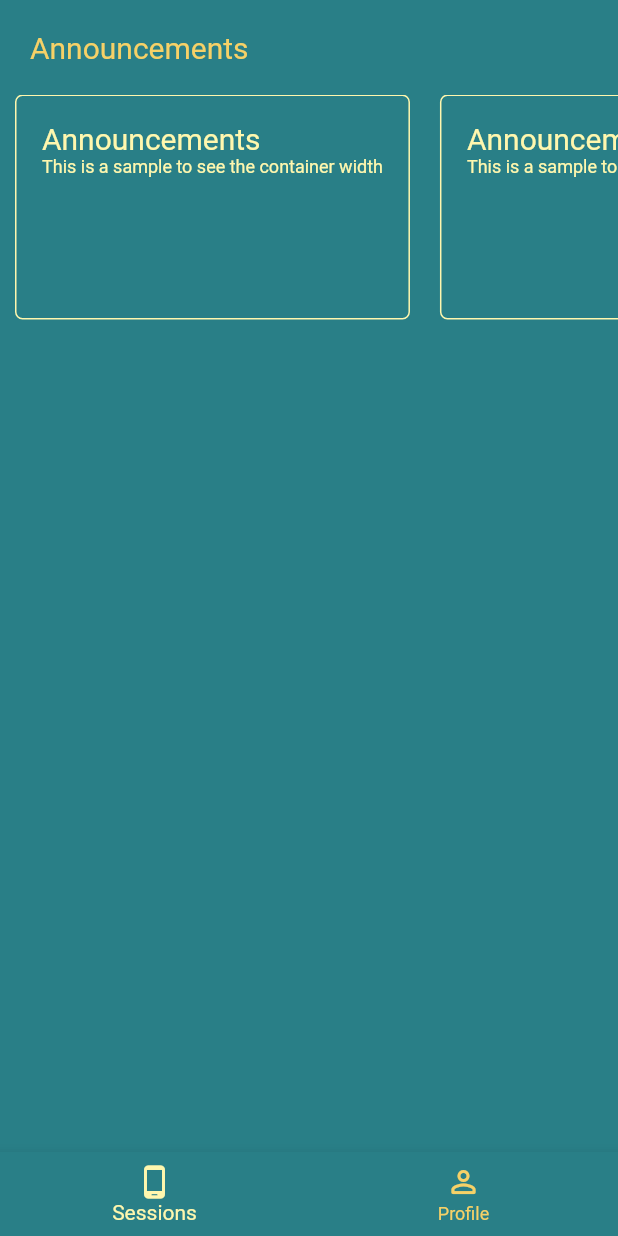
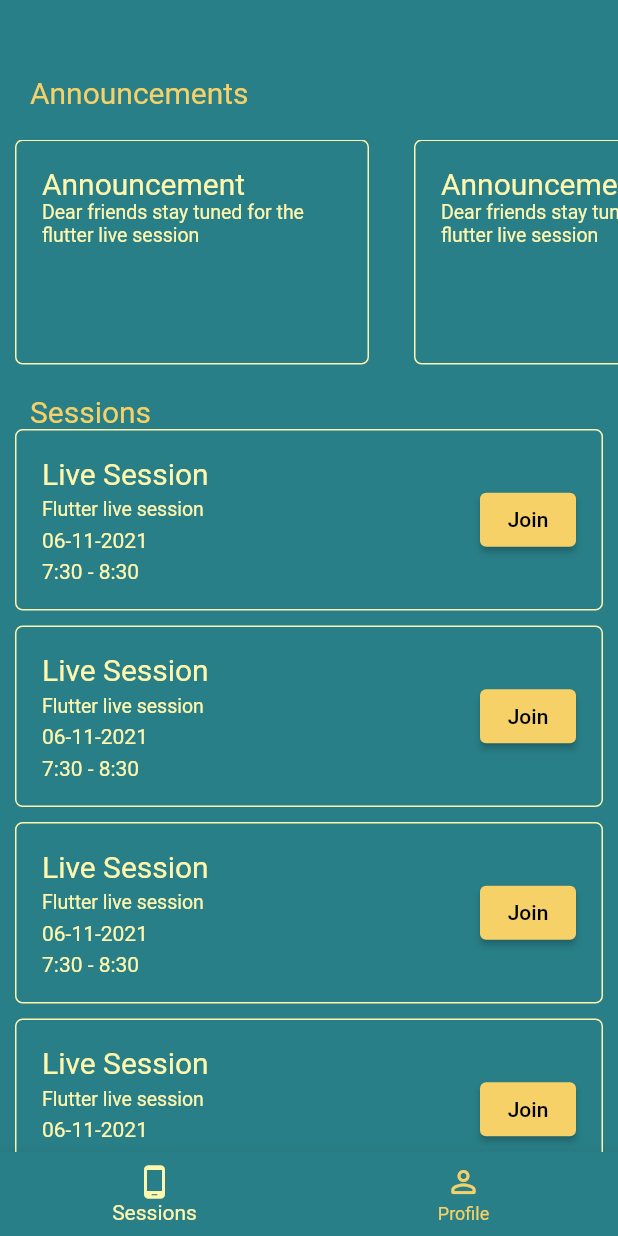
Before and after one commit to KSLuisrh/flutter_school_app, a Flutter app: the Home screen opened directly, on a phone screen of 412 x 824 dp. Run offline on Flutter 3.47's test engine with Material 2 defaults, Android fonts, the phone set to English and light mode, and no system bars; our stand-ins replace get, table_calendar; network calls fail.

Commit message:
new changes

```diff
--- a/lib/screen/register.dart
+++ b/lib/screen/register.dart
@@ -21,6 +21,7 @@ class Register extends StatelessWidget {
           color: Color(0xff297F87),
           child: Center(
               child: SingleChildScrollView(
+            reverse: true,
             child: Column(
               mainAxisAlignment: MainAxisAlignment.center,
               crossAxisAlignment: CrossAxisAlignment.center,
@@ -126,7 +127,7 @@ class Register extends StatelessWidget {
                                   )
                                 ],
                               ),
-                              onTap: (){
+                              onTap: () {
                                 Get.back();
                               },
                             )
--- a/lib/screen/sessions.dart
+++ b/lib/screen/sessions.dart
@@ -1,16 +1,19 @@
 import 'package:flutter/material.dart';
 import 'package:flutter_school_app/widgets/announcements_list.dart';
+import 'package:flutter_school_app/widgets/sessions_list.dart';
 
 class Sessions extends StatelessWidget {
   const Sessions({Key? key}) : super(key: key);
 
   @override
   Widget build(BuildContext context) {
-    return SafeArea(
-      child: Container(
+    return Container(
       height: double.infinity,
       width: double.infinity,
       color: Color(0xff297F87),
+      child: SingleChildScrollView(
+        child: Container(
+          margin: EdgeInsets.only(top: 30),
           child: Column(
             children: [
               Align(
@@ -22,8 +25,19 @@ class Sessions extends StatelessWidget {
                       style: TextStyle(color: Color(0xffF6D167), fontSize: 20),
                     ),
                   )),
-            AnnouncementsList()
+              AnnouncementsList(),
+              Align(
+                  alignment: Alignment.centerLeft,
+                  child: Container(
+                    margin: EdgeInsets.only(left: 20),
+                    child: Text(
+                      'Sessions',
+                      style: TextStyle(color: Color(0xffF6D167), fontSize: 20),
+                    ),
+                  )),
+              SessionList()
             ],
+          ),
         ),
       ),
     );
--- a/lib/widgets/announcements_list.dart
+++ b/lib/widgets/announcements_list.dart
@@ -6,12 +6,9 @@ class AnnouncementsList extends StatelessWidget {
   @override
   Widget build(BuildContext context) {
     final List<String> _entries = <String>[
-      'Action',
-      'Adventures',
-      'Battle Royal',
-      'Sport',
-      'RPG',
-      'DLC'
+      'item',
+      'item',
+      'item',
     ];
 
     return Container(
@@ -23,7 +20,7 @@ class AnnouncementsList extends StatelessWidget {
               scrollDirection: Axis.horizontal,
               itemBuilder: (BuildContext context, idx) {
                 return Container(
-                  margin: EdgeInsets.only(left: 10),
+                  margin: EdgeInsets.only(left: 10, right: 10),
                   decoration: BoxDecoration(
                       borderRadius: BorderRadius.circular(5),
                       border: Border.all(color: Color(0xffFFF7AE))),
@@ -37,17 +34,20 @@ class AnnouncementsList extends StatelessWidget {
                               alignment: Alignment.topLeft,
                               child: Container(
                                 child: Text(
-                                  'Announcements',
+                                  'Announcement',
                                   style: TextStyle(
                                       color: Color(0xffFFF7AE), fontSize: 20),
                                 ),
                               )),
-                              Text(
-                                  'This is a sample to see the container width',
-                                  textAlign: TextAlign.justify,
-                                  style: TextStyle(
-                                      color: Color(0xffFFF7AE), fontSize: 12),
-                                ),
+                          Container(
+                            width: 200,
+                            child: Text(
+                              'Dear friends stay tuned for the flutter live session',
+                              textAlign: TextAlign.left,
+                              style: TextStyle(
+                                  color: Color(0xffFFF7AE), fontSize: 13),
+                            ),
+                          )
                         ],
                       )),
                 );
--- /dev/null
+++ b/lib/widgets/sessions_list.dart
@@ -0,0 +1,103 @@
+import 'package:flutter/material.dart';
+
+class SessionList extends StatelessWidget {
+  const SessionList({Key? key}) : super(key: key);
+
+  @override
+  Widget build(BuildContext context) {
+    final List<String> _entries = <String>[
+      'item',
+      'item',
+      'item Royal',
+      'item',
+      'item',
+    ];
+
+    return Container(
+      margin: EdgeInsets.symmetric(horizontal: 10),
+      child: SizedBox(
+        width: double.infinity,
+        child: ListView.separated(
+            physics: const NeverScrollableScrollPhysics(),
+            shrinkWrap: true,
+            itemBuilder: (BuildContext context, idx) {
+              return Container(
+                decoration: BoxDecoration(
+                    borderRadius: BorderRadius.circular(5),
+                    border: Border.all(color: Color(0xffFFF7AE))),
+                child: Padding(
+                    padding: const EdgeInsets.all(17.0),
+                    child: Row(
+                      mainAxisAlignment: MainAxisAlignment.spaceBetween,
+                      crossAxisAlignment: CrossAxisAlignment.center,
+                      children: [
+                        Column(
+                          mainAxisAlignment: MainAxisAlignment.start,
+                          crossAxisAlignment: CrossAxisAlignment.start,
+                          children: [
+                            Align(
+                                alignment: Alignment.topLeft,
+                                child: Container(
+                                  child: Text(
+                                    'Live Session',
+                                    style: TextStyle(
+                                        color: Color(0xffFFF7AE), fontSize: 20),
+                                  ),
+                                )),
+                            SizedBox(
+                              height: 5,
+                            ),
+                            Text(
+                              'Flutter live session',
+                              textAlign: TextAlign.justify,
+                              style: TextStyle(
+                                  color: Color(0xffFFF7AE), fontSize: 13),
+                            ),
+                            SizedBox(
+                              height: 5,
+                            ),
+                            Column(
+                              mainAxisAlignment: MainAxisAlignment.start,
+                              crossAxisAlignment: CrossAxisAlignment.start,
+                              children: [
+                                Text(
+                                  '06-11-2021 ',
+                                  textAlign: TextAlign.justify,
+                                  style: TextStyle(
+                                      color: Color(0xffFFF7AE), fontSize: 14),
+                                ),
+                                SizedBox(
+                                  height: 5,
+                                ),
+                                Text(
+                                  '7:30 - 8:30',
+                                  textAlign: TextAlign.justify,
+                                  style: TextStyle(
+                                      color: Color(0xffFFF7AE), fontSize: 14),
+                                ),
+                              ],
+                            ),
+                          ],
+                        ),
+                        Column(
+                          children: [
+                            ElevatedButton(
+                                style: ElevatedButton.styleFrom(
+                                    primary: Color(0xffF6D167)),
+                                onPressed: () {},
+                                child: Text('Join'))
+                          ],
+                        )
+                      ],
+                    )),
+              );
+            },
+            separatorBuilder: (BuildContext context, int index) => Container(
+                  height: 10,
+                  width: 10,
+                ),
+            itemCount: _entries.length),
+      ),
+    );
+  }
+}
--- a/pubspec.yaml
+++ b/pubspec.yaml
@@ -29,6 +29,8 @@ environment:
 dependencies:
   flutter:
     sdk: flutter
+  get: ^4.3.8
+  table_calendar: ^3.0.2
 
 
   # The following adds the Cupertino Icons font to your application.
@@ -38,7 +40,6 @@ dependencies:
 dev_dependencies:
   flutter_test:
     sdk: flutter
-  get: ^4.3.8
 
 
   # The "flutter_lints" package below contains a set of recommended lints to
```
Also changed, not shown: lib/screen/home_instructor.dart (added, +42 -0 lines), lib/screen/login.dart (+5 -3 lines), lib/screen/profile.dart (+116 -9 lines), lib/screen/schedule.dart (added, +107 -0 lines), lib/screen/home_student.dart (renamed from lib/screen/home.dart), pubspec.lock. Lines whose indentation alone changed are shown as unchanged.
